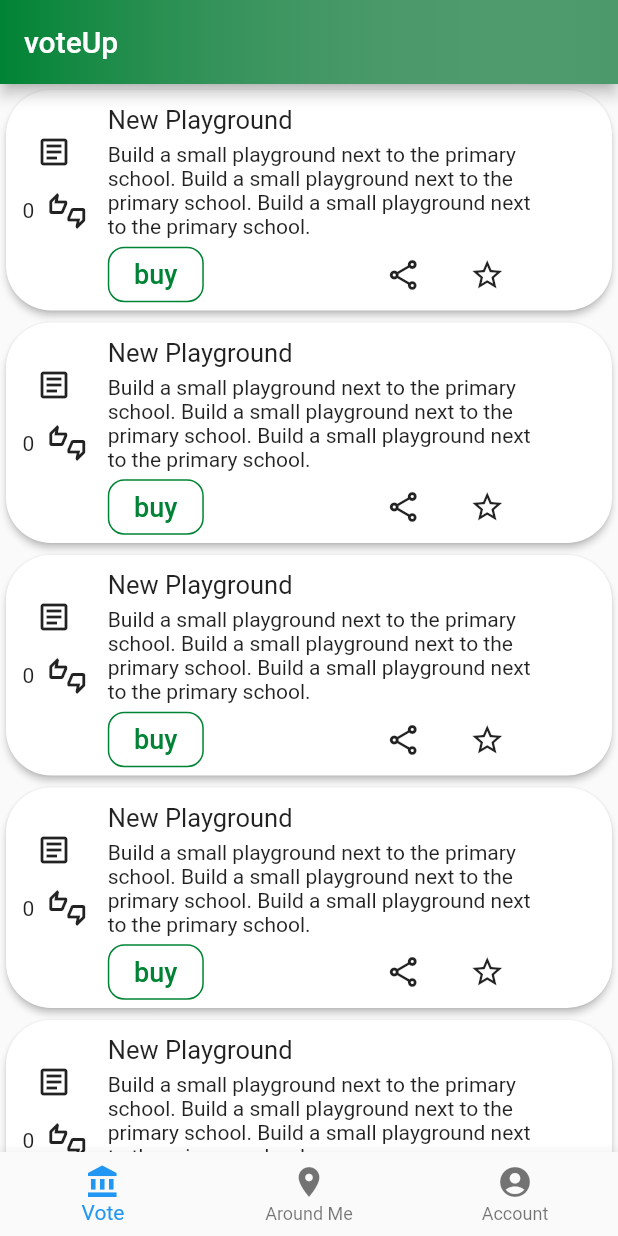
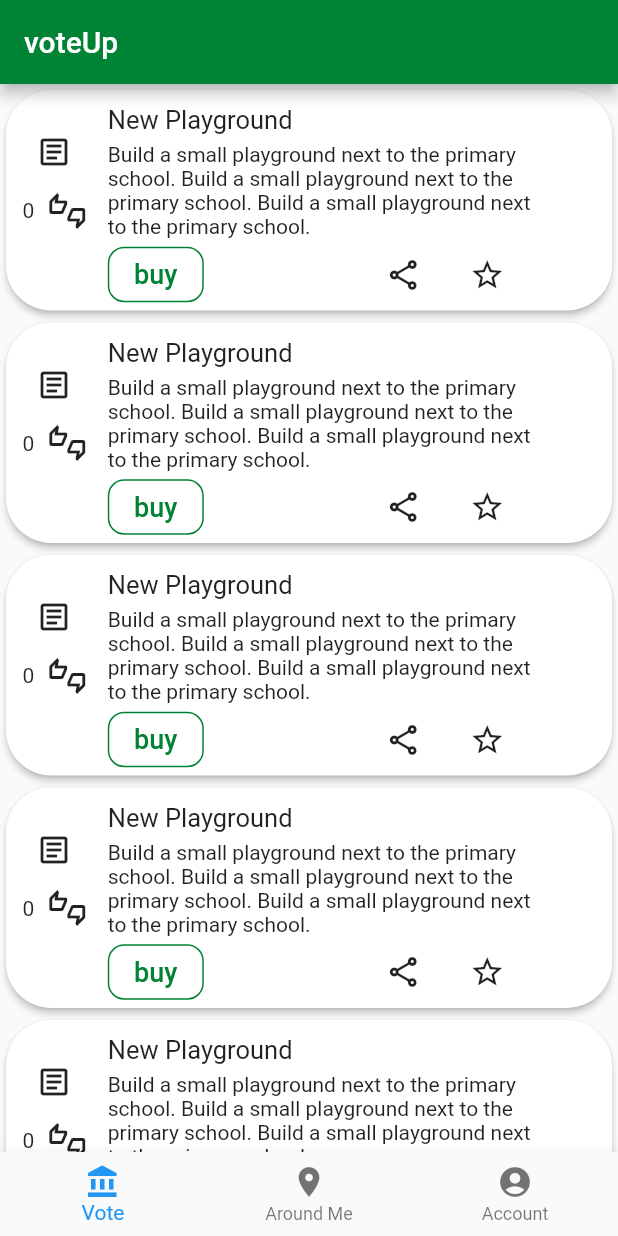
Before and after one commit to ethznerds/mycity, a Flutter app: the screen it shows after launch, on a phone screen of 412 x 824 dp. Run offline on Flutter 3.47's test engine with Material 2 defaults, Android fonts, the phone set to English and light mode, and no system bars; our stand-ins replace cloud_firestore, firebase_auth, firebase_core, flutter_cache_manager, google_maps_flutter, location; missing offline and left inert: fluster; accounts and stored records are empty.

Commit message:
removed gradient banner

```diff
--- a/app/lib/main.dart
+++ b/app/lib/main.dart
@@ -5,7 +5,7 @@ import 'package:app/ui/around_me.dart';
 import 'package:app/ui/vote.dart';
 import 'package:app/utils/widgets.dart';
 import 'package:flutter/material.dart';
-import 'package:new_gradient_app_bar/new_gradient_app_bar.dart';
+//import 'package:new_gradient_app_bar/new_gradient_app_bar.dart';
 import 'package:provider/provider.dart';
 
 import 'package:firebase_core/firebase_core.dart'; // new
@@ -30,6 +30,7 @@ class MyApp extends StatelessWidget {
   @override
   Widget build(BuildContext context) {
     return MaterialApp(
+      debugShowCheckedModeBanner: false,
       title: 'Flutter Demo',
       theme: ThemeData(
         // primaryColor: Color.fromARGB(255, 127, 40, 198),
@@ -68,10 +69,13 @@ class _MyHomePageState extends State<MyHomePage> {
   @override
   Widget build(BuildContext context) {
     return Scaffold(
-      appBar: NewGradientAppBar(
+      appBar: AppBar(
         title: Text("voteUp"),
-        gradient: LinearGradient(colors: [Theme.of(context).primaryColor, Theme.of(context).highlightColor]),
       ),
+      // appBar: NewGradientAppBar(
+      //   title: Text("voteUp"),
+      //   gradient: LinearGradient(colors: [Theme.of(context).primaryColor, Theme.of(context).highlightColor]),
+      // ),
       body: Center(
         child: _widgetOptions.elementAt(_selectedIndex),
       ),
--- a/app/pubspec.yaml
+++ b/app/pubspec.yaml
@@ -19,7 +19,7 @@ dependencies:
   provider: ^5.0.0
 
   fl_chart: ^0.20.1
-  new_gradient_app_bar: ^0.1.5
+#  new_gradient_app_bar: ^0.1.5
 
   google_maps_flutter: ^2.0.1
   location: ^4.1.1
```
